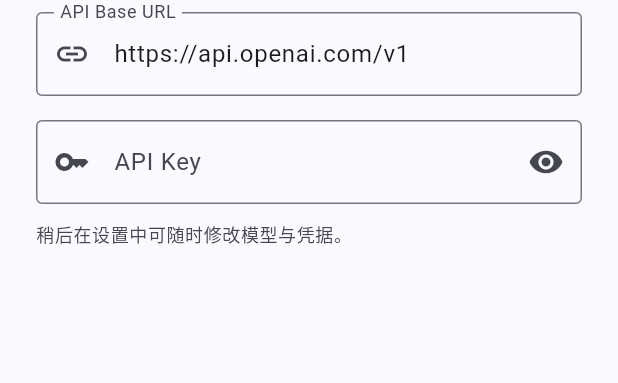
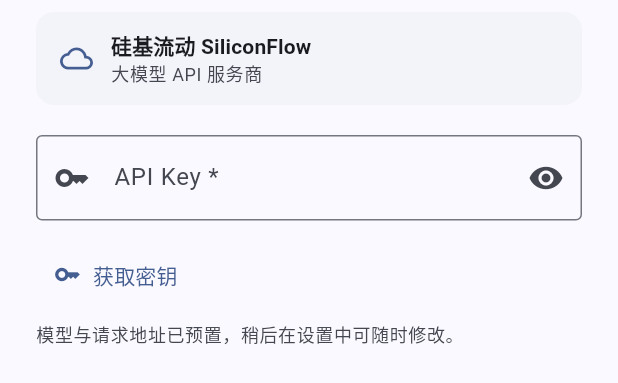
Before and after one commit to ikun-1145141/MoFox-Android, a Flutter app: the ModelStep widget shown alone on an empty page, opened directly, on a phone screen of 412 x 824 dp. Shown: the top 383 px of the screen. Run offline on Flutter 3.47's test engine with Material 3 defaults, Android fonts, the light colour scheme and no system bars; drawn by our look-alikes of dynamic_color; our stand-ins replace dio, flutter_riverpod, go_router, logger, package_info_plus, permission_handler and 3 more; missing offline and left inert: xterm; accounts and stored records are empty; network calls fail.

Commit message:
修复安装过程中填写密匙逻辑喵

```diff
--- a/app/lib/features/wizard/application/wizard_notifier.dart
+++ b/app/lib/features/wizard/application/wizard_notifier.dart
@@ -468,7 +468,6 @@
       'botNickname': draft.botNickname,
       'ownerQq': draft.ownerQq,
       'apiKey': draft.apiKey,
-      'apiBaseUrl': draft.apiBaseUrl,
       'wsPort': draft.wsPort.toString(),
       'channel': draft.channel,
       'webuiApiKey': draft.webuiApiKey,
--- a/app/lib/features/wizard/domain/wizard_step.dart
+++ b/app/lib/features/wizard/domain/wizard_step.dart
@@ -4,7 +4,7 @@
   eula, // 2. 查看并同意 EULA
   instanceInfo, // 3. 实例名称
   account, // 4. Bot QQ + 昵称 + 主人 QQ
-  model, // 5. API Key + Base URL
+  model, // 5. SiliconFlow API Key
   network, // 6. WS 端口 + 通道 + WebUI
   summary, // 7. 摘要确认
   install; // 8. 执行安装
@@ -37,7 +37,7 @@
         WizardStep.mirrorCheck => '检测可用镜像源，后续协议与仓库下载都会使用该源',
         WizardStep.instanceInfo => '为你的 Bot 实例命名',
         WizardStep.account => '配置 Bot 的 QQ 账号信息',
-        WizardStep.model => '配置大语言模型 API',
+        WizardStep.model => '配置硅基流动 API 密钥',
         WizardStep.network => '配置端口、通道与 WebUI 管理面板',
         WizardStep.summary => '请确认以下配置信息',
         WizardStep.install => '正在执行安装，请稍候',
@@ -54,7 +54,6 @@
     this.botNickname = '',
     this.ownerQq = '',
     this.apiKey = '',
-    this.apiBaseUrl = 'https://api.openai.com/v1',
     this.wsPort = 8095,
     this.channel = 'main',
     this.webuiApiKey = '',
@@ -68,7 +67,6 @@
   final String botNickname;
   final String ownerQq;
   final String apiKey;
-  final String apiBaseUrl;
   final int wsPort;
   final String channel;
   final String webuiApiKey;
@@ -82,7 +80,6 @@
     String? botNickname,
     String? ownerQq,
     String? apiKey,
-    String? apiBaseUrl,
     int? wsPort,
     String? channel,
     String? webuiApiKey,
@@ -96,7 +93,6 @@
         botNickname: botNickname ?? this.botNickname,
         ownerQq: ownerQq ?? this.ownerQq,
         apiKey: apiKey ?? this.apiKey,
-        apiBaseUrl: apiBaseUrl ?? this.apiBaseUrl,
         wsPort: wsPort ?? this.wsPort,
         channel: channel ?? this.channel,
         webuiApiKey: webuiApiKey ?? this.webuiApiKey,
--- a/app/lib/features/wizard/presentation/widgets/model_step.dart
+++ b/app/lib/features/wizard/presentation/widgets/model_step.dart
@@ -1,7 +1,11 @@
 import 'package:flutter/material.dart';
 import 'package:flutter_riverpod/flutter_riverpod.dart';
+import 'package:url_launcher/url_launcher.dart';
 
 import '../../application/wizard_notifier.dart';
+
+/// 硅基流动 API 密钥获取地址（含邀请码）。
+const _siliconFlowKeyUrl = 'https://cloud.siliconflow.cn/i/0ww8zcOn';
 
 class ModelStep extends ConsumerStatefulWidget {
   const ModelStep({super.key});
@@ -13,33 +17,64 @@
 class _ModelStepState extends ConsumerState<ModelStep> {
   bool _obscure = true;
 
+  Future<void> _openGetKey() async {
+    final uri = Uri.parse(_siliconFlowKeyUrl);
+    if (await canLaunchUrl(uri)) {
+      await launchUrl(uri, mode: LaunchMode.externalApplication);
+    }
+  }
+
   @override
   Widget build(BuildContext context) {
     final draft = ref.watch(wizardProvider).draft;
     final notifier = ref.read(wizardProvider.notifier);
+    final scheme = Theme.of(context).colorScheme;
     return SingleChildScrollView(
       padding: const EdgeInsets.fromLTRB(24, 8, 24, 24),
       child: Column(
         crossAxisAlignment: CrossAxisAlignment.stretch,
         children: <Widget>[
-          TextFormField(
-            initialValue: draft.apiBaseUrl,
-            decoration: const InputDecoration(
-              labelText: 'API Base URL',
-              hintText: 'https://api.openai.com/v1',
-              prefixIcon: Icon(Icons.link),
-              border: OutlineInputBorder(),
+          // 供应商标识
+          Container(
+            padding: const EdgeInsets.symmetric(horizontal: 16, vertical: 12),
+            decoration: BoxDecoration(
+              color: scheme.surfaceContainerLow,
+              borderRadius: BorderRadius.circular(12),
             ),
-            onChanged: (v) =>
-                notifier.update((d) => d.copyWith(apiBaseUrl: v)),
+            child: Row(
+              children: <Widget>[
+                Icon(Icons.cloud_outlined, color: scheme.primary, size: 22),
+                const SizedBox(width: 12),
+                Expanded(
+                  child: Column(
+                    crossAxisAlignment: CrossAxisAlignment.start,
+                    children: <Widget>[
+                      Text(
+                        '硅基流动 SiliconFlow',
+                        style: Theme.of(context).textTheme.titleSmall?.copyWith(
+                              fontWeight: FontWeight.w600,
+                            ),
+                      ),
+                      Text(
+                        '大模型 API 服务商',
+                        style: Theme.of(context).textTheme.bodySmall?.copyWith(
+                              color: scheme.onSurfaceVariant,
+                            ),
+                      ),
+                    ],
+                  ),
+                ),
+              ],
+            ),
           ),
-          const SizedBox(height: 16),
+          const SizedBox(height: 20),
+          // API Key 输入
           TextFormField(
             initialValue: draft.apiKey,
             obscureText: _obscure,
             decoration: InputDecoration(
-              labelText: 'API Key',
-              hintText: 'sk-…',
+              labelText: 'API Key *',
+              hintText: '输入你的 API Key',
               prefixIcon: const Icon(Icons.key_outlined),
               suffixIcon: IconButton(
                 onPressed: () => setState(() => _obscure = !_obscure),
@@ -50,10 +85,20 @@
             onChanged: (v) => notifier.update((d) => d.copyWith(apiKey: v)),
           ),
           const SizedBox(height: 12),
+          // 获取密钥按钮
+          Align(
+            alignment: Alignment.centerLeft,
+            child: TextButton.icon(
+              onPressed: _openGetKey,
+              icon: const Icon(Icons.key, size: 18),
+              label: const Text('获取密钥'),
+            ),
+          ),
+          const SizedBox(height: 8),
           Text(
-            '稍后在设置中可随时修改模型与凭据。',
+            '模型与请求地址已预置，稍后在设置中可随时修改。',
             style: Theme.of(context).textTheme.bodySmall?.copyWith(
-                  color: Theme.of(context).colorScheme.onSurfaceVariant,
+                  color: scheme.onSurfaceVariant,
                 ),
           ),
         ],
--- a/app/lib/features/wizard/presentation/widgets/summary_step.dart
+++ b/app/lib/features/wizard/presentation/widgets/summary_step.dart
@@ -43,7 +43,7 @@
           title: '模型',
           onEdit: () => notifier.goTo(WizardStep.model),
           rows: <_Row>[
-            _Row('Base URL', draft.apiBaseUrl),
+            _Row('服务商', '硅基流动 SiliconFlow'),
             _Row('API Key', _mask(draft.apiKey)),
           ],
         ),
--- a/app/lib/features/wizard/presentation/wizard_page.dart
+++ b/app/lib/features/wizard/presentation/wizard_page.dart
@@ -243,7 +243,7 @@
         return s.draft.botQq.trim().isNotEmpty &&
             s.draft.ownerQq.trim().isNotEmpty;
       case WizardStep.model:
-        return s.draft.apiBaseUrl.trim().isNotEmpty;
+        return s.draft.apiKey.trim().isNotEmpty;
       case WizardStep.network:
         return s.draft.wsPort > 0 &&
             (!s.draft.installWebui || s.draft.webuiApiKey.trim().isNotEmpty);
--- a/app/pubspec.yaml
+++ b/app/pubspec.yaml
@@ -46,6 +46,7 @@
   dynamic_color: ^1.7.0
   google_fonts: ^6.2.1
   share_plus: ^10.0.0
+  url_launcher: ^6.3.1
 
   # 日志
   logger: ^2.3.0
```
Also changed, not shown: 1 other file.
